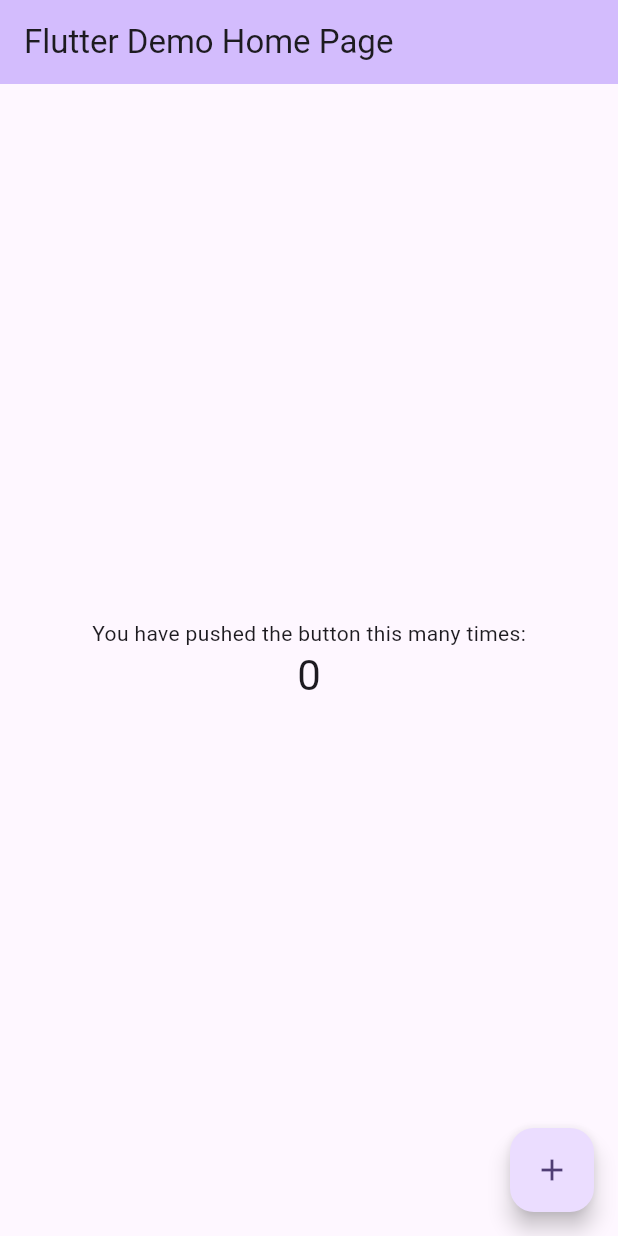
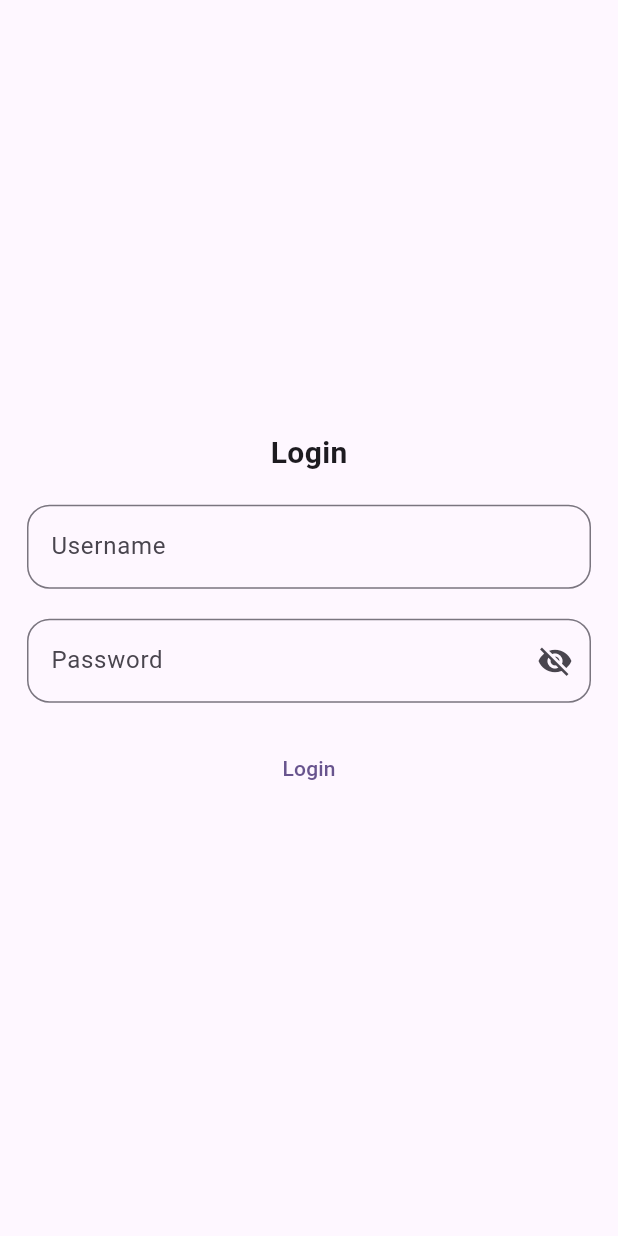
Before and after one commit to BIBINKB97/API-integration, a Flutter app: the screen it shows after launch, on a phone screen of 412 x 824 dp. Run offline on Flutter 3.47's test engine with Material 3 defaults, Android fonts, the phone set to English and light mode, and no system bars.

Commit message:
login ui completed

```diff
--- a/analysis_options.yaml
+++ b/analysis_options.yaml
@@ -21,6 +21,7 @@ linter:
   # `// ignore_for_file: name_of_lint` syntax on the line or in the file
   # producing the lint.
   rules:
+   prefer_const_constructors: false
     # avoid_print: false  # Uncomment to disable the `avoid_print` rule
     # prefer_single_quotes: true  # Uncomment to enable the `prefer_single_quotes` rule
 
--- /dev/null
+++ b/lib/api/api_key.dart
@@ -0,0 +1,5 @@
+class Api {
+  final String baseUrl = "https://dummyjson.com";
+  final String authUrl = "/auth/login";
+  final String allProducts = "/auth/products";
+}
--- a/lib/main.dart
+++ b/lib/main.dart
@@ -1,3 +1,4 @@
+import 'package:api/screens/login_page.dart';
 import 'package:flutter/material.dart';
 
 void main() {
@@ -10,69 +11,13 @@ class MyApp extends StatelessWidget {
   @override
   Widget build(BuildContext context) {
     return MaterialApp(
+      debugShowCheckedModeBanner: false,
       title: 'Flutter Demo',
       theme: ThemeData(
-
         colorScheme: ColorScheme.fromSeed(seedColor: Colors.deepPurple),
         useMaterial3: true,
       ),
-      home: const MyHomePage(title: 'Flutter Demo Home Page'),
+      home: LoginPage(),
     );
   }
 }
-
-class MyHomePage extends StatefulWidget {
-  const MyHomePage({super.key, required this.title});
-
-
-
-  final String title;
-
-  @override
-  State<MyHomePage> createState() => _MyHomePageState();
-}
-
-class _MyHomePageState extends State<MyHomePage> {
-  int _counter = 0;
-
-  void _incrementCounter() {
-    setState(() {
-
-      _counter++;
-    });
-  }
-
-  @override
-  Widget build(BuildContext context) {
-
-    return Scaffold(
-      appBar: AppBar(
-
-        backgroundColor: Theme.of(context).colorScheme.inversePrimary,
-
-        title: Text(widget.title),
-      ),
-      body: Center(
-
-        child: Column(
-
-          mainAxisAlignment: MainAxisAlignment.center,
-          children: <Widget>[
-            const Text(
-              'You have pushed the button this many times:',
-            ),
-            Text(
-              '$_counter',
-              style: Theme.of(context).textTheme.headlineMedium,
-            ),
-          ],
-        ),
-      ),
-      floatingActionButton: FloatingActionButton(
-        onPressed: _incrementCounter,
-        tooltip: 'Increment',
-        child: const Icon(Icons.add),
-      ),
-    );
-  }
-}
--- /dev/null
+++ b/lib/screens/login_page.dart
@@ -0,0 +1,84 @@
+import 'package:flutter/material.dart';
+
+class LoginPage extends StatefulWidget {
+  const LoginPage({super.key});
+
+  @override
+  State<LoginPage> createState() => _LoginPageState();
+}
+
+class _LoginPageState extends State<LoginPage> {
+  bool isVisible = true;
+  @override
+  Widget build(BuildContext context) {
+    return Scaffold(
+      body: Center(
+        child: Container(
+          height: double.infinity,
+          width: double.infinity,
+          child: Padding(
+            padding: const EdgeInsets.symmetric(horizontal: 18.0),
+            child: Column(
+              mainAxisAlignment: MainAxisAlignment.center,
+              children: [
+                Text(
+                  'Login',
+                  style: TextStyle(fontSize: 20, fontWeight: FontWeight.bold),
+                ),
+                SizedBox(
+                  height: 20,
+                ),
+                TextFormField(
+                  decoration: InputDecoration(
+                      label: Text('Username'),
+                      border: OutlineInputBorder(
+                          borderRadius: BorderRadius.circular(15))),
+                  validator: (value) {
+                    if (value!.isEmpty) {
+                      return "enter a valid username";
+                    }
+                    return null;
+                  },
+                ),
+                SizedBox(
+                  height: 20,
+                ),
+                TextFormField(
+                  obscureText: isVisible,
+                  decoration: InputDecoration(
+                      suffixIcon: IconButton(
+                        onPressed: () {
+                          setState(() {
+                            isVisible = !isVisible;
+                          });
+                        },
+                        icon: isVisible == true
+                            ? Icon(Icons.visibility_off)
+                            : Icon(Icons.visibility),
+                      ),
+                      label: Text('Password'),
+                      border: OutlineInputBorder(
+                          borderRadius: BorderRadius.circular(15))),
+                  validator: (value) {
+                    if (value!.isEmpty) {
+                      return "enter a valid Password";
+                    }
+                    return null;
+                  },
+                ),
+                SizedBox(
+                  height: 20,
+                ),
+                TextButton(
+                    onPressed: () {
+                      // Logic for Login
+                    },
+                    child: Text("Login"))
+              ],
+            ),
+          ),
+        ),
+      ),
+    );
+  }
+}
```
Also changed, not shown: lib/model/user_model.dart (added, +33 -0 lines), pubspec.yaml (+4 -17 lines), lib/services/auth_service.dart (added), 1 other file.
